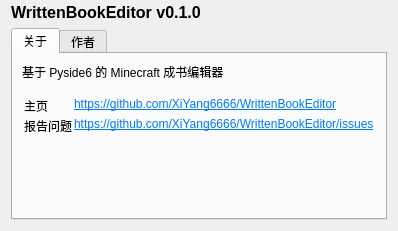
First picture: the form in src/writtenbookeditor/gui/about_form.ui, repository XiYang6666/WrittenBookEditor, before the edit.
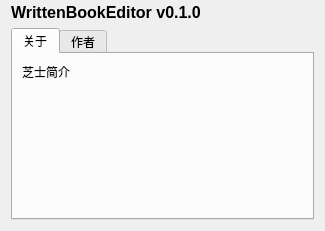
Second picture: the form after the edit.

Commit message: :pencil: update about

Patch:
```diff
--- a/src/writtenbookeditor/gui/about_form.ui
+++ b/src/writtenbookeditor/gui/about_form.ui
@@ -47,7 +47,7 @@
        <item row="0" column="0">
         <widget class="QLabel" name="lb_about">
          <property name="text">
-          <string>&lt;html&gt;&lt;head/&gt;&lt;body&gt;&lt;p&gt;基于 Pyside6 的 Minecraft 成书编辑器&lt;br/&gt;&lt;/p&gt;&lt;table border=&quot;0&quot; style=&quot; margin-top:0px; margin-bottom:0px; margin-left:0px; margin-right:0px;&quot; cellspacing=&quot;2&quot; cellpadding=&quot;0&quot;&gt;&lt;tr&gt;&lt;td&gt;&lt;p&gt;主页&lt;/p&gt;&lt;/td&gt;&lt;td&gt;&lt;p&gt;&lt;a href=&quot;https://github.com/XiYang6666/WrittenBookEditor&quot;&gt;&lt;span style=&quot; text-decoration: underline; color:#007af4;&quot;&gt;https://github.com/XiYang6666/WrittenBookEditor&lt;/span&gt;&lt;/a&gt;&lt;/p&gt;&lt;/td&gt;&lt;/tr&gt;&lt;tr&gt;&lt;td&gt;&lt;p&gt;报告问题&lt;/p&gt;&lt;/td&gt;&lt;td&gt;&lt;p&gt;&lt;a href=&quot;https://github.com/XiYang6666/WrittenBookEditor/issues&quot;&gt;&lt;span style=&quot; text-decoration: underline; color:#007af4;&quot;&gt;https://github.com/XiYang6666/WrittenBookEditor/issues&lt;/span&gt;&lt;/a&gt;&lt;/p&gt;&lt;/td&gt;&lt;/tr&gt;&lt;/table&gt;&lt;/body&gt;&lt;/html&gt;</string>
+          <string>芝士简介</string>
          </property>
          <property name="alignment">
           <set>Qt::AlignLeading|Qt::AlignLeft|Qt::AlignTop</set>
```
The commit also changes 2 other files.
